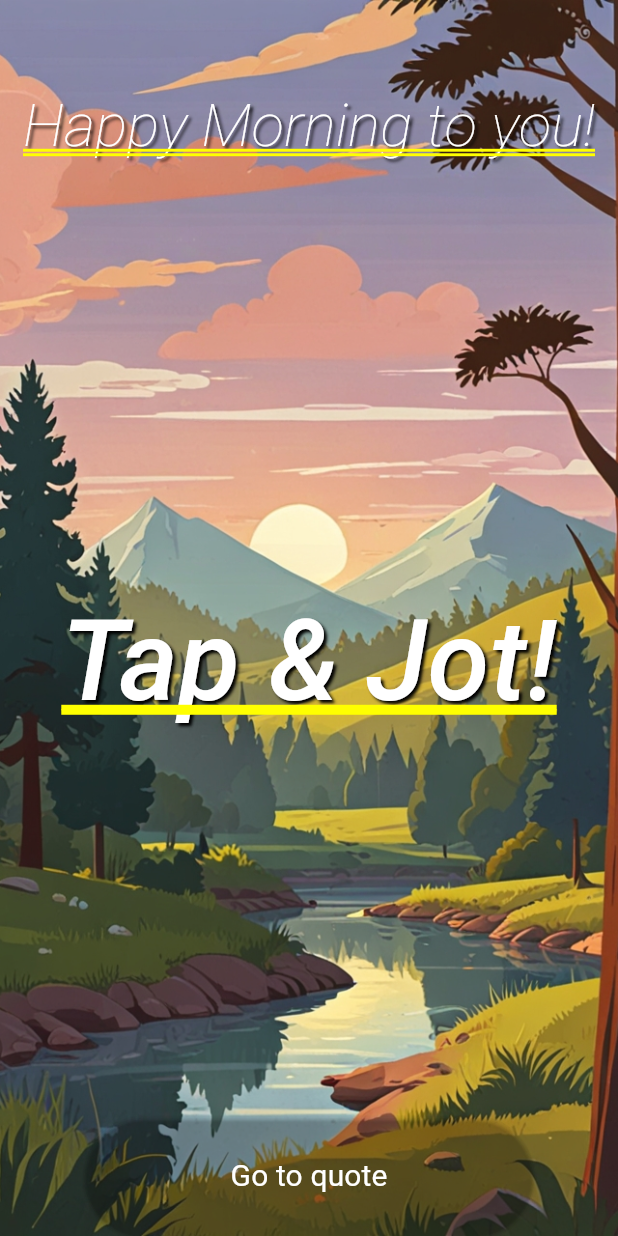
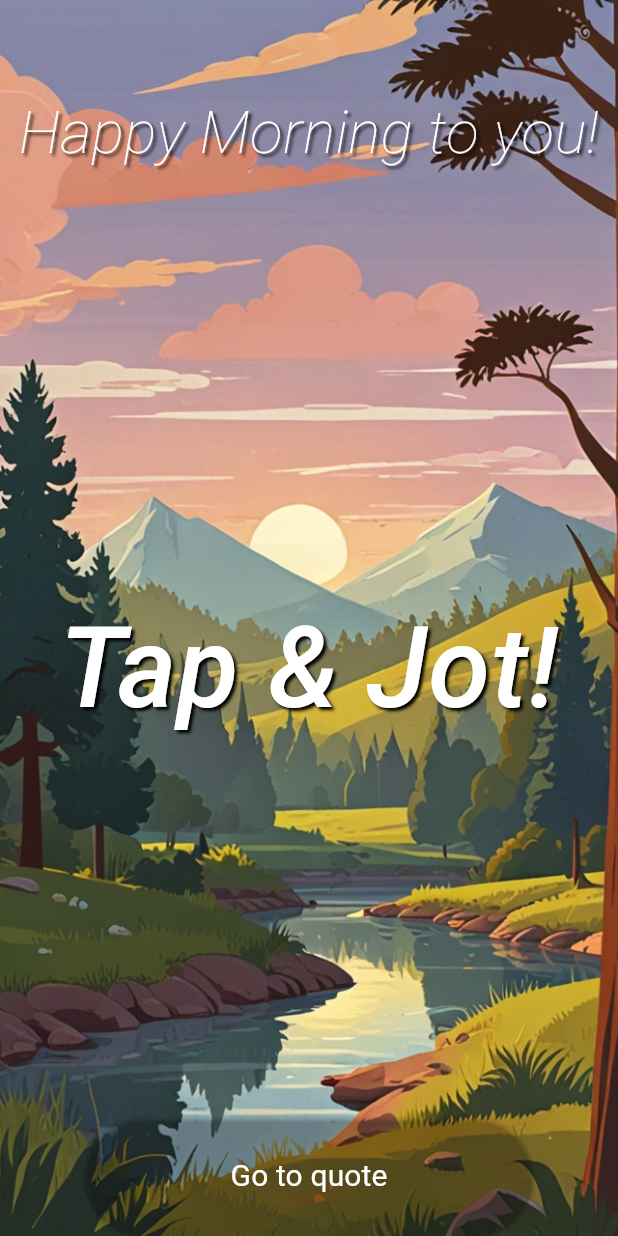
Before and after one commit to nisidazza/tap_and_jot, a Flutter app: the screen it shows after launch, on a phone screen of 412 x 824 dp. Run offline on Flutter 3.47's test engine with Material 3 defaults, Android fonts, the phone set to English and light mode, and no system bars; our stand-ins replace google_fonts, lottie; missing offline and left inert: flutter_animated_icons.

Commit message:
fix bug: remove text yellow underlines by wrapping main home with scaffold

```diff
--- a/lib/main.dart
+++ b/lib/main.dart
@@ -20,7 +20,7 @@ class MyApp extends StatelessWidget {
         colorScheme: ColorScheme.fromSeed(seedColor: Colors.orange),
         useMaterial3: true,
       ),
-      home: const HomePage(),
+      home: const Scaffold(body: HomePage()),
     );
   }
 }
```
